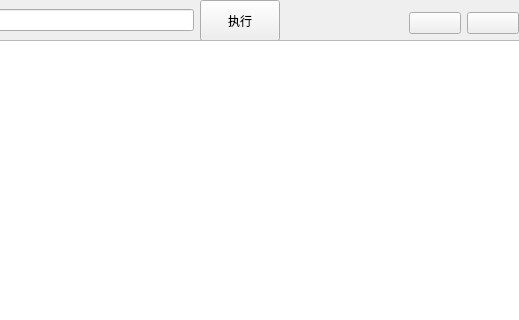
First picture: the form in mainwindow.ui, repository lingduliudu/QT_DEMO, before the edit; both pictures show x 381 to 900 and y 0 to 320 of the 900 by 500 pixel window.
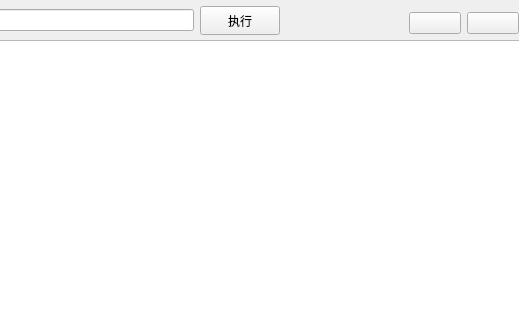
Second picture: the form after the edit. Icons and pictures are not drawn.

The edit to the form file:
```diff
--- a/mainwindow.ui
+++ b/mainwindow.ui
@@ -81,6 +81,12 @@
          <height>10</height>
         </size>
        </property>
+       <property name="maximumSize">
+        <size>
+         <width>16777215</width>
+         <height>29</height>
+        </size>
+       </property>
        <property name="text">
         <string>执行</string>
        </property>
```
